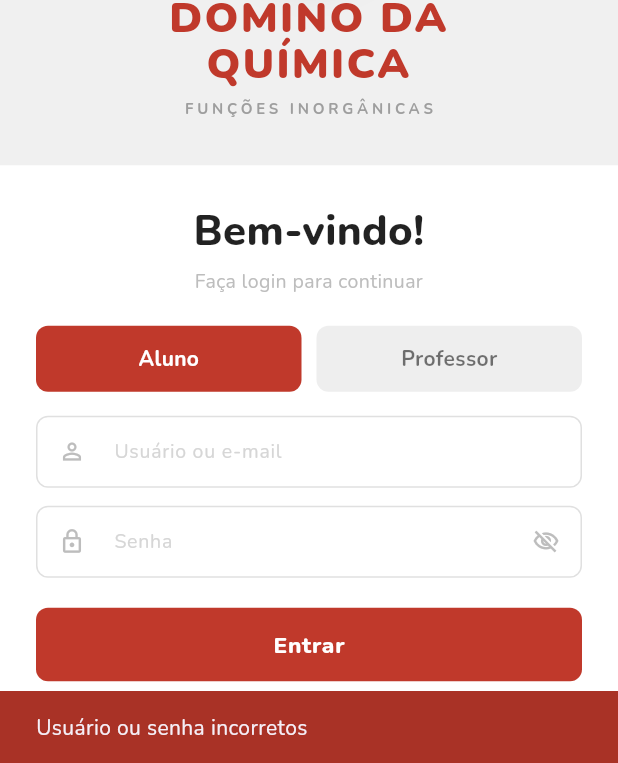
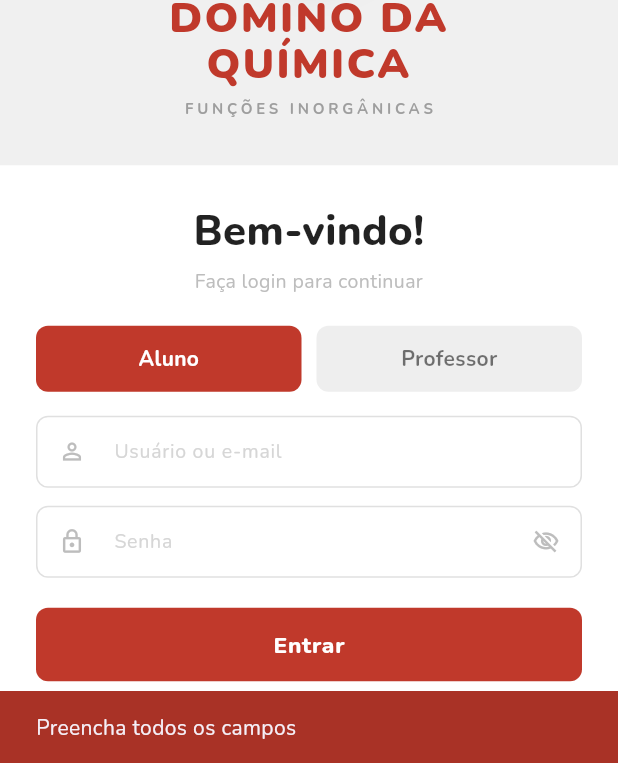
Before and after one commit to BT-CPU/jogo_domino, a Flutter app: the screen it shows after launch, after a tap on "Entrar", on a phone screen of 412 x 824 dp, the part 473-1236 px from its top. Run offline on Flutter 3.47's test engine with Material 3 defaults, Android fonts, the phone set to English and light mode, and no system bars; our stand-ins replace google_fonts.

Commit message:
Implementa a função de login

```diff
--- a/domino/lib/telaLogin.dart
+++ b/domino/lib/telaLogin.dart
@@ -2,6 +2,8 @@ import 'package:flutter/material.dart';
 import 'package:google_fonts/google_fonts.dart';
 import 'telaInicial.dart';
 import 'telaInicial_Professor.dart';
+import 'dart:convert';
+import 'package:http/http.dart' as http;
 
 void main() {
   runApp(const MyApp());
@@ -77,7 +79,8 @@ class _LoginScreenState extends State<LoginScreen> {
             child: LayoutBuilder(
               builder: (context, constraints) {
                 final isWideScreen = constraints.maxWidth > 900;
-                final isTablet = constraints.maxWidth > 600 && constraints.maxWidth <= 900;
+                final isTablet =
+                    constraints.maxWidth > 600 && constraints.maxWidth <= 900;
                 final isMobile = constraints.maxWidth <= 600;
 
                 return Container(
@@ -86,15 +89,28 @@ class _LoginScreenState extends State<LoginScreen> {
                     child: SingleChildScrollView(
                       child: Container(
                         constraints: BoxConstraints(
-                          maxWidth: isWideScreen ? 1200 : (isTablet ? 800 : double.infinity),
+                          maxWidth: isWideScreen
+                              ? 1200
+                              : (isTablet ? 800 : double.infinity),
                         ),
                         child: isWideScreen
                             ? IntrinsicHeight(
                                 child: Row(
-                                  crossAxisAlignment: CrossAxisAlignment.stretch,
+                                  crossAxisAlignment:
+                                      CrossAxisAlignment.stretch,
                                   children: [
-                                    Expanded(child: _buildLeftPanel(isMobile, isTablet)),
-                                    Expanded(child: _buildRightPanel(isMobile, isTablet)),
+                                    Expanded(
+                                      child: _buildLeftPanel(
+                                        isMobile,
+                                        isTablet,
+                                      ),
+                                    ),
+                                    Expanded(
+                                      child: _buildRightPanel(
+                                        isMobile,
+                                        isTablet,
+                                      ),
+                                    ),
                                   ],
                                 ),
                               )
@@ -127,9 +143,7 @@ class _LoginScreenState extends State<LoginScreen> {
 
     return Container(
       padding: EdgeInsets.all(padding),
-      decoration: const BoxDecoration(
-        color: Colors.transparent,
-      ),
+      decoration: const BoxDecoration(color: Colors.transparent),
       child: Stack(
         children: [
           // Moléculas decorativas de fundo (apenas em telas maiores)
@@ -274,9 +288,14 @@ class _LoginScreenState extends State<LoginScreen> {
               ),
               const SizedBox(width: 10),
               Expanded(
-                child: _buildToggleButton('Professor', !isStudent, isMobile, () {
-                  setState(() => isStudent = false);
-                }),
+                child: _buildToggleButton(
+                  'Professor',
+                  !isStudent,
+                  isMobile,
+                  () {
+                    setState(() => isStudent = false);
+                  },
+                ),
               ),
             ],
           ),
@@ -329,7 +348,12 @@ class _LoginScreenState extends State<LoginScreen> {
     );
   }
 
-  Widget _buildToggleButton(String text, bool isActive, bool isMobile, VoidCallback onTap) {
+  Widget _buildToggleButton(
+    String text,
+    bool isActive,
+    bool isMobile,
+    VoidCallback onTap,
+  ) {
     return GestureDetector(
       onTap: onTap,
       child: Container(
@@ -417,9 +441,7 @@ class _LoginScreenState extends State<LoginScreen> {
         decoration: BoxDecoration(
           color: Colors.white.withOpacity(0.3),
           borderRadius: BorderRadius.circular(8),
-          border: Border.all(
-            color: Colors.grey.withOpacity(0.2),
-          ),
+          border: Border.all(color: Colors.grey.withOpacity(0.2)),
         ),
         child: Text(
           formula,
@@ -433,38 +455,68 @@ class _LoginScreenState extends State<LoginScreen> {
     );
   }
 
-  void _handleLogin() {
-    final usuario = _emailController.text.trim();
-    final senha = _passwordController.text;
+  Future<void> _handleLogin() async {
+    final email = _emailController.text.trim();
+    final senha = _passwordController.text.trim();
 
-
-      if (usuario == 'aluno' && senha == 'aluno' && isStudent) {
-      Navigator.pushReplacement(
-        context,
-        MaterialPageRoute(builder: (_) => const TelaInicial()),
+    if (email.isEmpty || senha.isEmpty) {
+      ScaffoldMessenger.of(context).showSnackBar(
+        SnackBar(
+          content: Text(
+            'Preencha todos os campos',
+            style: GoogleFonts.nunito(),
+          ),
+          backgroundColor: _vermelhoEscuro,
+        ),
       );
       return;
     }
 
-    // LOGIN PROFESSOR
-    if (usuario == 'professor' && senha == 'professor' && !isStudent) {
-      Navigator.pushReplacement(
-        context,
-        MaterialPageRoute(builder: (_) => const TelaInicialProfessor()),
+    try {
+      final response = await http.post(
+        Uri.parse('https://domino-api-production.up.railway.app/login'),
+        headers: {'Content-Type': 'application/json'},
+        body: jsonEncode({'email': email, 'senha': senha}),
       );
-      return;
+
+      final data = jsonDecode(response.body);
+
+      if (response.statusCode == 200) {
+        final perfil = data['perfil'];
+
+        if (perfil == 'aluno') {
+          Navigator.pushReplacement(
+            context,
+            MaterialPageRoute(builder: (_) => const TelaInicial()),
+          );
+        } else if (perfil == 'professor') {
+          Navigator.pushReplacement(
+            context,
+            MaterialPageRoute(builder: (_) => const TelaInicialProfessor()),
+          );
+        }
+      } else {
+        ScaffoldMessenger.of(context).showSnackBar(
+          SnackBar(
+            content: Text(
+              data['detail'] ?? 'Erro no login',
+              style: GoogleFonts.nunito(),
+            ),
+            backgroundColor: _vermelhoEscuro,
+          ),
+        );
+      }
+    } catch (e) {
+      ScaffoldMessenger.of(context).showSnackBar(
+        SnackBar(
+          content: Text(
+            'Erro de conexão com servidor',
+            style: GoogleFonts.nunito(),
+          ),
+          backgroundColor: _vermelhoEscuro,
+        ),
+      );
     }
-
-    // ERRO
-    ScaffoldMessenger.of(context).showSnackBar(
-      SnackBar(
-        content: Text(
-          'Usuário ou senha incorretos',
-          style: GoogleFonts.nunito(),
-        ),
-        backgroundColor: _vermelhoEscuro,
-      ),
-    );
   }
 
   @override
```
Also changed, not shown: 1 other file.
